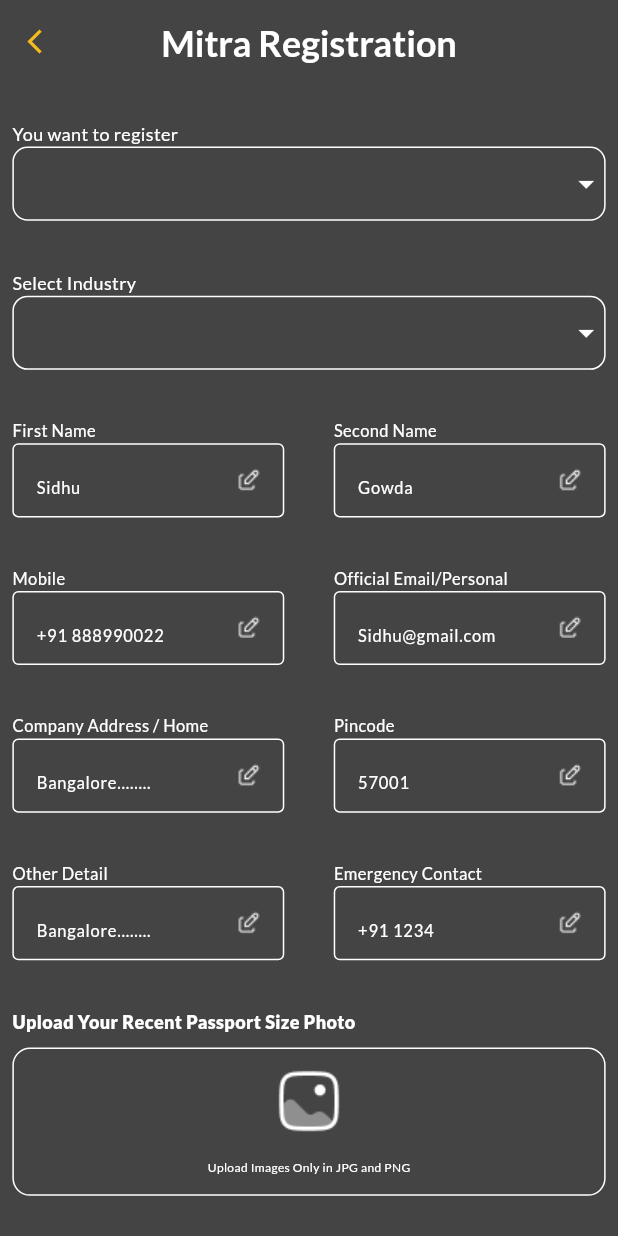
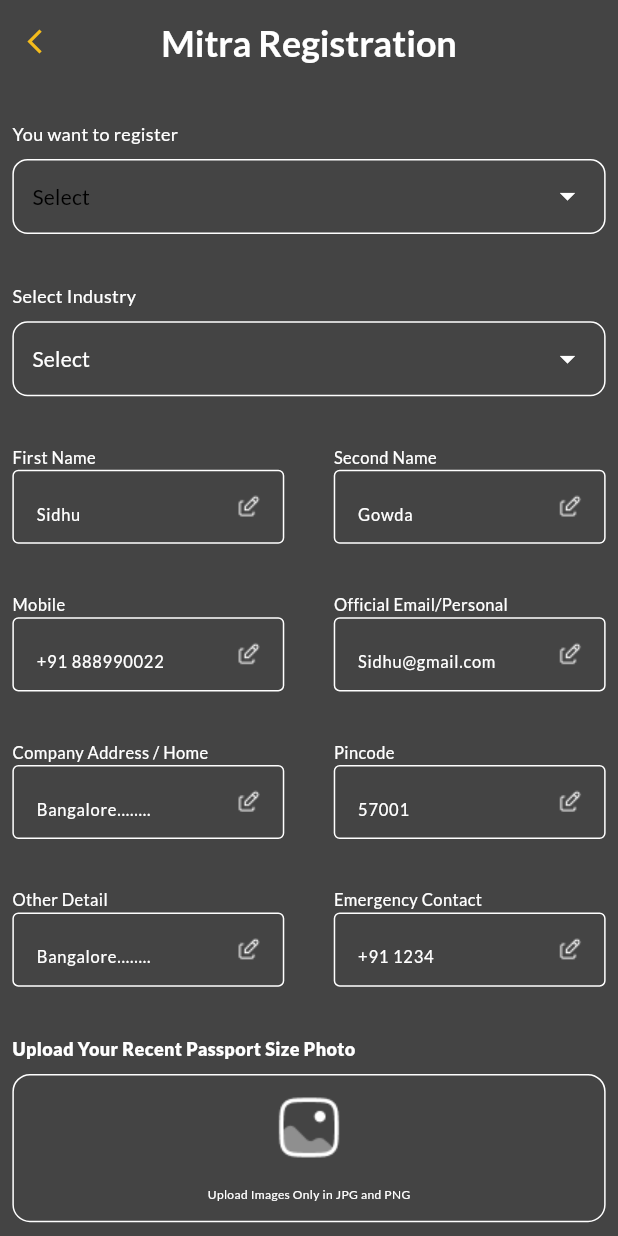
Before and after one commit to rohit0915/JANX---Integration---Mobile-APP, a Flutter app: the MitraRegistractionScreen screen opened directly, on a phone screen of 412 x 824 dp. Run offline on Flutter 3.47's test engine with Material 3 defaults, Android fonts, the phone set to English and light mode, and no system bars; our stand-ins replace carousel_slider, dots_indicator, dotted_line, get, get_storage, google_fonts and 4 more; accounts and stored records are empty.

Commit message:
Few changes made

```diff
--- a/lib/post_sell_ad/post_sell_ad_screen.dart
+++ b/lib/post_sell_ad/post_sell_ad_screen.dart
@@ -1083,7 +1083,7 @@ class _PostSellAdScreenState extends State<PostSellAdScreen> {
                         cropName: cropName,
                         varietyName: varietyName,
                         varietyTypes: varietyTypes,
-                        mitraVerification: mitraVerification,
+                        mitraVerification: false,
                         userIsMitra: userIsMitra,
                         startDate: fromDate,
                         endDate: toDate,
--- a/lib/profile/profile_other_screens/mitra_registraction/mitra_registraction/mitra_registraction_screen.dart
+++ b/lib/profile/profile_other_screens/mitra_registraction/mitra_registraction/mitra_registraction_screen.dart
@@ -21,8 +21,9 @@ class MitraRegistractionScreen extends StatefulWidget {
 }
 
 class _MitraRegistractionScreenState extends State<MitraRegistractionScreen> {
-  bool isClicked1 = false;
-  bool isClicked2 = false;
+  String? selectedAccountType; // "Company" or "Individual"
+  String? selectedIndustry; // "Agriculture" or "Pharma"
+
   File? _selectedImage;
   final ImagePicker _picker = ImagePicker();
 
@@ -45,8 +46,7 @@ class _MitraRegistractionScreenState extends State<MitraRegistractionScreen> {
 
   String? _validateEmail(String? value) {
     if (value == null || value.isEmpty) return 'Email is required';
-    final emailRegex = RegExp(r'^[^@\s]+@[^@\s]+\.[^@\s]+?$');
-    if (!emailRegex.hasMatch(value)) return 'Enter a valid email';
+
     return null;
   }
 
@@ -107,8 +107,9 @@ class _MitraRegistractionScreenState extends State<MitraRegistractionScreen> {
     );
     // Prepare data
     final data = {
-      "account_type": isClicked1 ? "Company" : "Individual",
-      "industry": isClicked2 ? "Pharma" : "Agriculture",
+      "account_type": selectedAccountType ?? '',
+      "industry": selectedIndustry ?? '',
+
       "first_name": firstNameController.text,
       "last_name": lastNameController.text,
       "mobile": mobileController.text,
@@ -120,10 +121,7 @@ class _MitraRegistractionScreenState extends State<MitraRegistractionScreen> {
       // For demo, image upload is not implemented. Add image logic if needed.
       // "passport_size_photo": _selectedImage != null ? base64Encode(_selectedImage!.readAsBytesSync()) : null,
       "location": {
-        "coordinates": [
-          77.5946,
-          12.9716
-        ] // Bangalore coordinates (longitude, latitude)
+        "coordinates": [77.5946, 12.9716]
       },
     };
     print('Submitting Mitra Registration Data:');
@@ -136,24 +134,24 @@ class _MitraRegistractionScreenState extends State<MitraRegistractionScreen> {
       Navigator.pop(context);
       if (response.statusCode == 200) {
         ScaffoldMessenger.of(context).showSnackBar(
-          SnackBar(content: Text('Mitra registration successful!')),
+          const SnackBar(content: Text('Mitra registration successful!')),
         );
         Navigator.pushReplacement(
           context,
           MaterialPageRoute(
-            builder: (context) => MitraSubscriptionScreen(),
+            builder: (context) => const MitraSubscriptionScreen(),
           ),
         );
       } else {
         ScaffoldMessenger.of(context).showSnackBar(
-          SnackBar(content: Text('Failed to register Mitra.')),
+          const SnackBar(content: Text('User Already Registerd.')),
         );
       }
     } catch (e) {
       Navigator.pop(context);
       print('Mitra Registration Error: ${e.toString()}');
       ScaffoldMessenger.of(context).showSnackBar(
-        SnackBar(content: Text('Error: ' + e.toString())),
+        SnackBar(content: Text('Error: $e')),
       );
     }
   }
@@ -425,154 +423,76 @@ class _MitraRegistractionScreenState extends State<MitraRegistractionScreen> {
 
   Column registerIndustryMethod() {
     return Column(
+      crossAxisAlignment: CrossAxisAlignment.start,
       children: [
-        Align(
-          alignment: Alignment.centerLeft,
-          child:
         _buildText(title: "Select Industry", size: 12.px, color: white),
+        buildVSpacer(1.h),
+        Container(
+          padding: EdgeInsets.symmetric(horizontal: 3.w),
+          decoration: BoxDecoration(
+            borderRadius: BorderRadius.circular(13.sp),
+            border: Border.all(color: white),
           ),
-        GestureDetector(
-          onTap: () {
+          child: DropdownButtonHideUnderline(
+            child: DropdownButton<String>(
+              dropdownColor: Colors.white,
+              value: selectedIndustry,
+              hint: _buildText(title: "Select", size: 14.px, color: white),
+              isExpanded: true,
+              items: ['Agriculture', 'Pharma'].map((String value) {
+                return DropdownMenuItem<String>(
+                  value: value,
+                  child: _buildText(
+                      title: value, size: 14.px, fontWeight: FontWeight.w500),
+                );
+              }).toList(),
+              onChanged: (String? value) {
                 setState(() {
-              isClicked2 = !isClicked2;
+                  selectedIndustry = value!;
                 });
               },
-          child: Container(
-            height: Adaptive.h(6),
-            decoration: BoxDecoration(
-                borderRadius: BorderRadius.circular(13.sp),
-                border: Border.all(color: white)),
-            child: const Row(
-              mainAxisAlignment: MainAxisAlignment.end,
-              children: [
-                Icon(
-                  Icons.arrow_drop_down,
-                  color: white,
-                )
-              ],
+              icon: Icon(Icons.arrow_drop_down, color: white),
             ),
           ),
         ),
-        isClicked2
-            ? Container(
-                padding: EdgeInsets.all(14.sp),
-                decoration: const BoxDecoration(color: white),
-                child: Column(
-                  children: [
-                    Row(
-                      children: [
-                        Checkbox(
-                          value: false,
-                          onChanged: (value) {},
-                        ),
-                        buildHSpacer(4.w),
-                        _buildText(
-                            title: "Agriculture",
-                            size: 14.px,
-                            fontWeight: FontWeight.w500)
-                      ],
-                    ),
-                    buildVSpacer(2.h),
-                    Row(
-                      children: [
-                        Checkbox(
-                          value: false,
-                          onChanged: (value) {},
-                        ),
-                        buildHSpacer(4.w),
-                        _buildText(
-                            title: "Pharma",
-                            size: 14.px,
-                            fontWeight: FontWeight.w500)
-                      ],
-                    )
-                  ],
-                ),
-              )
-            : const SizedBox()
       ],
     );
   }
 
   Column registerMethod() {
     return Column(
+      crossAxisAlignment: CrossAxisAlignment.start,
       children: [
-        Align(
-          alignment: Alignment.centerLeft,
+        _buildText(title: "You want to register", size: 12.px, color: white),
+        buildVSpacer(1.h),
+        Container(
+          padding: EdgeInsets.symmetric(horizontal: 3.w),
+          decoration: BoxDecoration(
+            borderRadius: BorderRadius.circular(13.sp),
+            border: Border.all(color: white),
+          ),
+          child: DropdownButtonHideUnderline(
+            child: DropdownButton<String>(
+              dropdownColor: Colors.white,
+              value: selectedAccountType,
+              hint: _buildText(title: "Select", size: 14.px, color: black),
+              isExpanded: true,
+              items: ['Company', 'Individual'].map((String value) {
+                return DropdownMenuItem<String>(
+                  value: value,
                   child: _buildText(
-              title: "You want to register", size: 12.px, color: white),
-        ),
-        GestureDetector(
-          onTap: () {
+                      title: value, size: 14.px, fontWeight: FontWeight.w500),
+                );
+              }).toList(),
+              onChanged: (String? value) {
                 setState(() {
-              isClicked1 = !isClicked1;
+                  selectedAccountType = value!;
                 });
               },
-          child: Container(
-            height: Adaptive.h(6),
-            decoration: BoxDecoration(
-                borderRadius: BorderRadius.circular(13.sp),
-                border: Border.all(color: white)),
-            child: const Row(
-              mainAxisAlignment: MainAxisAlignment.end,
-              children: [
-                Icon(
-                  Icons.arrow_drop_down,
-                  color: white,
-                )
-              ],
+              icon: Icon(Icons.arrow_drop_down, color: white),
             ),
           ),
         ),
-        isClicked1
-            ? Container(
-                padding: EdgeInsets.all(14.sp),
-                decoration: const BoxDecoration(color: white),
-                child: Column(
-                  children: [
-                    Row(
-                      children: [
-                        CircleAvatar(
-                          radius: Adaptive.w(3.5),
-                          backgroundColor: const Color(0xff444444),
-                          child: Center(
-                            child: CircleAvatar(
-                              radius: Adaptive.w(2),
-                              backgroundColor: buttonColor,
-                            ),
-                          ),
-                        ),
-                        buildHSpacer(4.w),
-                        _buildText(
-                            title: "On behalf of your company",
-                            size: 14.px,
-                            fontWeight: FontWeight.w500)
-                      ],
-                    ),
-                    buildVSpacer(2.h),
-                    Row(
-                      children: [
-                        CircleAvatar(
-                          radius: Adaptive.w(3.5),
-                          backgroundColor: const Color(0xff444444),
-                          child: Center(
-                            child: CircleAvatar(
-                              radius: Adaptive.w(2),
-                              backgroundColor: white,
-                            ),
-                          ),
-                        ),
-                        buildHSpacer(4.w),
-                        _buildText(
-                            title: "On behalf of your company",
-                            size: 14.px,
-                            fontWeight: FontWeight.w500)
-                      ],
-                    )
-                  ],
-                ),
-              )
-            : const SizedBox()
       ],
     );
   }
```
Also changed, not shown: lib/auth/signIn_screen.dart (+64 -35 lines), 10 other files. Lines whose indentation alone changed are shown as unchanged.
